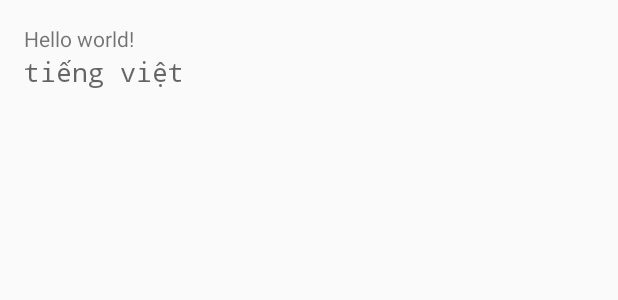
After one commit to hqt/hopamchuan, an Android app: the layout testtextview_fragment_main.xml on its own in the app's theme, with its tools: preview values and no code run, on a phone screen of 412 x 824 dp. The commit adds this screen. Shown: the top 300 px of the screen. Run offline under Robolectric (Android 15) with nearby library versions, the phone set to English and light mode, and no system bars.

Commit message:
Create test parser & test textView

```diff
--- /dev/null
+++ b/Hop Am Chuan/Hop Am Chuan/src/main/res/layout/testtextview_fragment_main.xml
@@ -0,0 +1,27 @@
+<RelativeLayout xmlns:android="http://schemas.android.com/apk/res/android"
+    xmlns:tools="http://schemas.android.com/tools"
+    android:layout_width="match_parent"
+    android:layout_height="match_parent"
+    android:paddingLeft="@dimen/activity_horizontal_margin"
+    android:paddingRight="@dimen/activity_horizontal_margin"
+    android:paddingTop="@dimen/activity_vertical_margin"
+    android:paddingBottom="@dimen/activity_vertical_margin"
+    tools:context=".TestTextView$PlaceholderFragment">
+
+    <TextView
+        android:text="@string/hello_world"
+        android:layout_width="wrap_content"
+        android:layout_height="wrap_content"
+        android:id="@+id/testTextView" />
+
+    <TextView
+        android:layout_width="wrap_content"
+        android:layout_height="wrap_content"
+        android:textAppearance="?android:attr/textAppearanceMedium"
+        android:text="tiếng việt"
+        android:id="@+id/textView"
+        android:layout_below="@+id/testTextView"
+        android:typeface="monospace"
+        android:layout_alignParentLeft="true" />
+
+</RelativeLayout>
--- a/Hop Am Chuan/Hop Am Chuan/src/main/res/values/strings.xml
+++ b/Hop Am Chuan/Hop Am Chuan/src/main/res/values/strings.xml
@@ -36,5 +36,6 @@
     <string name="title_activity_test">Test Activity</string>
     <string name="example_text">Example Text</string>
     <string name="example_number">10</string>
+    <string name="title_activity_test_text_view">Test TextView</string>
 
 </resources>
```
Also changed, not shown: Hop Am Chuan/Hop Am Chuan/src/main/AndroidManifest.xml (+7 -1 lines), Hop Am Chuan/Hop Am Chuan/src/main/java/com/hqt/hac/Utils/HacUtils.java (added, +62 -0 lines), Hop Am Chuan/Hop Am Chuan/src/main/java/com/hqt/hac/view/test/TestParser.java (added, +87 -0 lines), Hop Am Chuan/Hop Am Chuan/src/main/java/com/hqt/hac/view/test/TestTextView.java (renamed from Hop Am Chuan/Hop Am Chuan/src/main/java/com/hqt/hac/view/TestActivity.java, +12 -28 lines), Hop Am Chuan/Hop Am Chuan/src/main/res/layout/testtextview_activity_main.xml (added, +7 -0 lines), Hop Am Chuan/Hop Am Chuan/src/main/res/menu/test_text_view.xml (added, +8 -0 lines).
